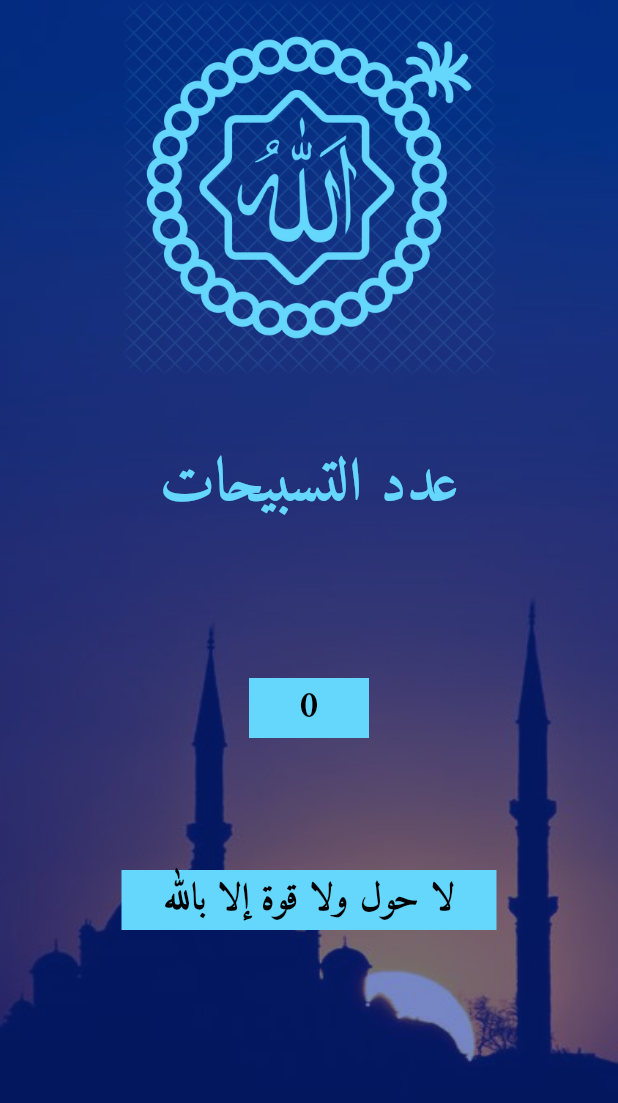
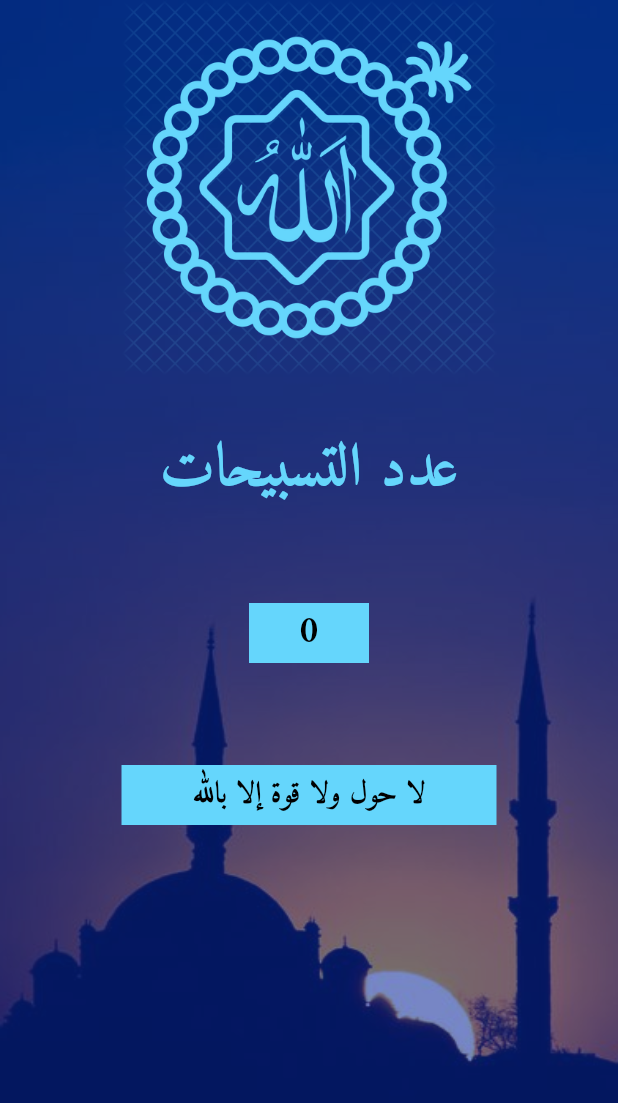
Before and after one commit to esmail1234/QuranApp, a Flutter app: the TasbeehTab widget shown alone on an empty page, opened directly, on a phone screen of 412 x 824 dp. Shown: the top 1103 px of the screen. Run offline on Flutter 3.47's test engine with Material 3 defaults, Android fonts, the phone set to English and light mode, and no system bars.

```diff
--- a/lib/hadithdetailscreen.dart
+++ b/lib/hadithdetailscreen.dart
@@ -25,11 +25,12 @@ class HadithDetailScreen extends StatelessWidget {
               hadith.title,
               style: const TextStyle(
                 fontFamily: 'Amiri',
-                fontSize: 35,
+                fontSize: 20,
                 fontWeight: FontWeight.bold,
                 color: Color(0xFFFFFFFF),
               ),
               textDirection: TextDirection.rtl,
+              textAlign: TextAlign.center,
             ),
             centerTitle: true,
             leading: IconButton(
--- a/lib/surahdetailsscreen.dart
+++ b/lib/surahdetailsscreen.dart
@@ -49,7 +49,7 @@ class _SurahDetailsScreenState extends State<SurahDetailsScreen> {
                     itemBuilder: (context, index) {
                       return Padding(
                         padding: const EdgeInsets.symmetric(
-                          vertical: 12.0,
+                          vertical: 20.0,
                           horizontal: 16.0,
                         ),
                         child: Text(
@@ -61,6 +61,7 @@ class _SurahDetailsScreenState extends State<SurahDetailsScreen> {
                             fontFamily: 'Amiri',
                           ),
                           textAlign: TextAlign.center,
+
                         ),
                       );
                     },
--- a/lib/tasbeehtab.dart
+++ b/lib/tasbeehtab.dart
@@ -53,7 +53,7 @@ class _TasbeehTabState extends State<TasbeehTab> {
                   color: Color(0xFF65D6FC),
                 ),
               ),
-              SizedBox(height: 45),
+              SizedBox(height: 35),
               Text(
                 "عدد التسبيحات",
                 style: TextStyle(
@@ -63,7 +63,7 @@ class _TasbeehTabState extends State<TasbeehTab> {
                   color: Color(0xFF65D6FC),
                 ),
               ),
-              SizedBox(height: 100),
+              SizedBox(height: 60),
               Container(
                 width: 80,
                 height: 40,
@@ -82,7 +82,7 @@ class _TasbeehTabState extends State<TasbeehTab> {
                   ),
                 ),
               ),
-              SizedBox(height: 80),
+              SizedBox(height: 60),
 
               TextButton(
                 onPressed: () {
@@ -105,9 +105,10 @@ class _TasbeehTabState extends State<TasbeehTab> {
                   alignment: Alignment.center,
                   child: Text(
                     azker[phase],
+                    textAlign: TextAlign.center,
                     style: TextStyle(
                       color: Colors.black,
-                      fontSize: 25,
+                      fontSize: 20,
                       fontWeight: FontWeight.bold,
                       fontFamily: 'Amiri',
                     ),
```
